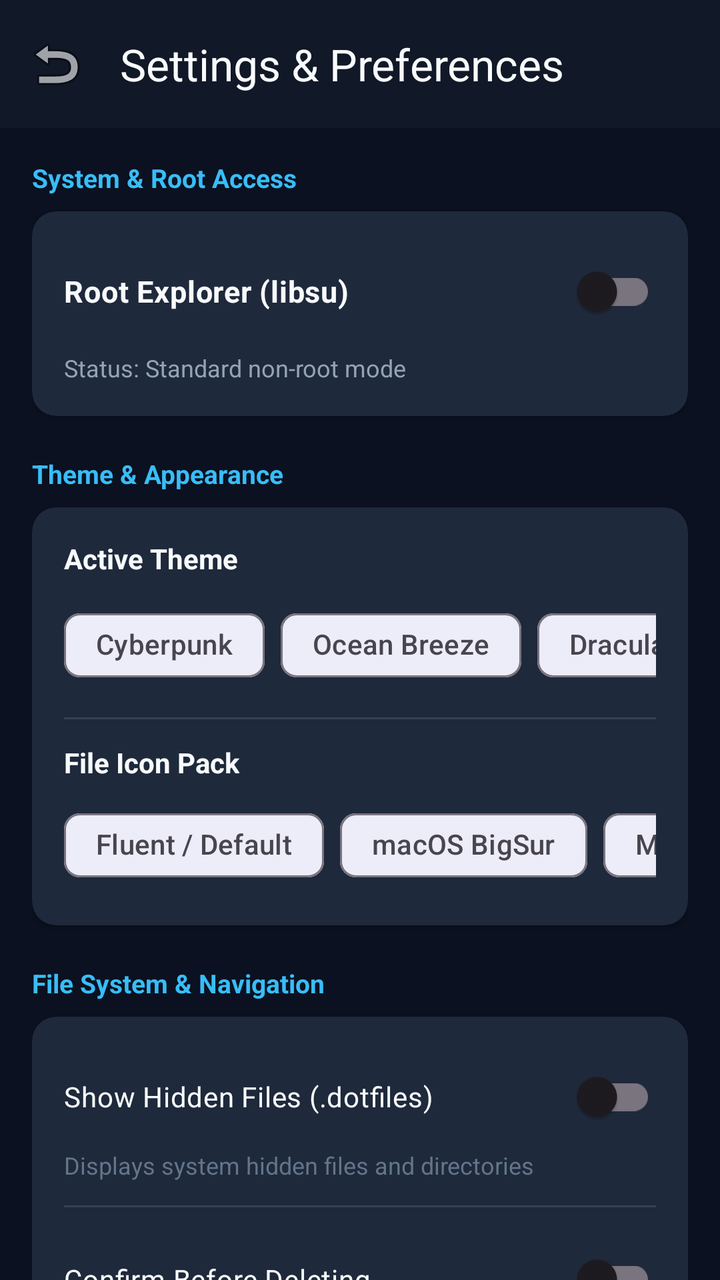
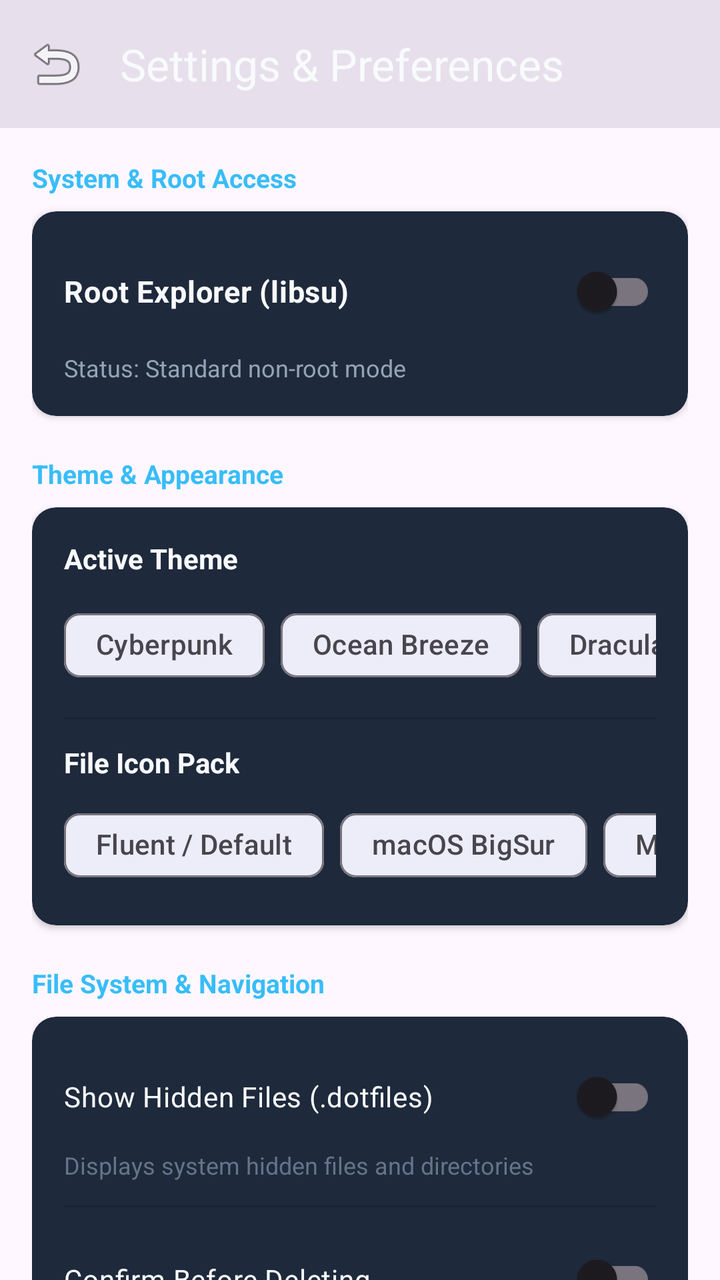

Screens rendered from an Android XML layout before and after an edit, with the pre-edit source and the edit as a unified diff.
<!-- AndroidManifest.xml: application theme Theme.PolymathFileSystem -->
<!-- res/layout/activity_settings.xml -->
<?xml version="1.0" encoding="utf-8"?>
<androidx.coordinatorlayout.widget.CoordinatorLayout xmlns:android="http://schemas.android.com/apk/res/android"
    xmlns:app="http://schemas.android.com/apk/res-auto"
    android:layout_width="match_parent"
    android:layout_height="match_parent"
    android:background="#0b1120">

    <com.google.android.material.appbar.AppBarLayout
        android:layout_width="match_parent"
        android:layout_height="wrap_content"
        android:background="#111827">

        <com.google.android.material.appbar.MaterialToolbar
            android:id="@+id/toolbar"
            android:layout_width="match_parent"
            android:layout_height="?attr/actionBarSize"
            app:navigationIcon="@android:drawable/ic_menu_revert"
            app:title="Settings &amp; Preferences"
            app:titleTextColor="#f8fafc" />
    </com.google.android.material.appbar.AppBarLayout>

    <androidx.core.widget.NestedScrollView
        android:layout_width="match_parent"
        android:layout_height="match_parent"
        android:fillViewport="true"
        app:layout_behavior="@string/appbar_scrolling_view_behavior">

        <LinearLayout
            android:layout_width="match_parent"
            android:layout_height="wrap_content"
            android:orientation="vertical"
            android:padding="16dp">

            
            <TextView
                android:layout_width="wrap_content"
                android:layout_height="wrap_content"
                android:text="System &amp; Root Access"
                android:textColor="#38bdf8"
                android:textSize="13sp"
                android:textStyle="bold" />

            <androidx.cardview.widget.CardView
                android:layout_width="match_parent"
                android:layout_height="wrap_content"
                android:layout_marginTop="8dp"
                app:cardBackgroundColor="#1e293b"
                app:cardCornerRadius="12dp"
                app:cardElevation="2dp">

                <LinearLayout
                    android:layout_width="match_parent"
                    android:layout_height="wrap_content"
                    android:orientation="vertical"
                    android:padding="16dp">

                    <com.google.android.material.switchmaterial.SwitchMaterial
                        android:id="@+id/switchRootExplorer"
                        android:layout_width="match_parent"
                        android:layout_height="wrap_content"
                        android:text="Root Explorer (libsu)"
                        android:textColor="#f8fafc"
                        android:textSize="15sp"
                        android:textStyle="bold" />

                    <TextView
                        android:id="@+id/tvRootStatus"
                        android:layout_width="match_parent"
                        android:layout_height="wrap_content"
                        android:layout_marginTop="6dp"
                        android:text="Status: Standard non-root mode"
                        android:textColor="#94a3b8"
                        android:textSize="12sp" />
                </LinearLayout>
            </androidx.cardview.widget.CardView>

            
            <TextView
                android:layout_width="wrap_content"
                android:layout_height="wrap_content"
                android:layout_marginTop="20dp"
                android:text="Theme &amp; Appearance"
                android:textColor="#38bdf8"
                android:textSize="13sp"
                android:textStyle="bold" />

            <androidx.cardview.widget.CardView
                android:layout_width="match_parent"
                android:layout_height="wrap_content"
                android:layout_marginTop="8dp"
                app:cardBackgroundColor="#1e293b"
                app:cardCornerRadius="12dp"
                app:cardElevation="2dp">

                <LinearLayout
                    android:layout_width="match_parent"
                    android:layout_height="wrap_content"
                    android:orientation="vertical"
                    android:padding="16dp">

                    <TextView
                        android:layout_width="wrap_content"
                        android:layout_height="wrap_content"
                        android:text="Active Theme"
                        android:textColor="#f8fafc"
                        android:textSize="14sp"
                        android:textStyle="bold" />

                    
                    <HorizontalScrollView
                        android:layout_width="match_parent"
                        android:layout_height="wrap_content"
                        android:layout_marginTop="10dp"
                        android:scrollbars="none">

                        <com.google.android.material.chip.ChipGroup
                            android:id="@+id/chipGroupThemes"
                            android:layout_width="wrap_content"
                            android:layout_height="wrap_content"
                            app:singleLine="true"
                            app:singleSelection="true">

                            <com.google.android.material.chip.Chip
                                android:id="@+id/chipCyberpunk"
                                style="@style/Widget.Material3.Chip.Filter"
                                android:layout_width="wrap_content"
                                android:layout_height="wrap_content"
                                android:text="Cyberpunk" />

                            <com.google.android.material.chip.Chip
                                android:id="@+id/chipOceanBreeze"
                                style="@style/Widget.Material3.Chip.Filter"
                                android:layout_width="wrap_content"
                                android:layout_height="wrap_content"
                                android:text="Ocean Breeze" />

                            <com.google.android.material.chip.Chip
                                android:id="@+id/chipDracula"
                                style="@style/Widget.Material3.Chip.Filter"
                                android:layout_width="wrap_content"
                                android:layout_height="wrap_content"
                                android:text="Dracula" />

                            <com.google.android.material.chip.Chip
                                android:id="@+id/chipSolarizedDark"
                                style="@style/Widget.Material3.Chip.Filter"
                                android:layout_width="wrap_content"
                                android:layout_height="wrap_content"
                                android:text="Solarized Dark" />

                            <com.google.android.material.chip.Chip
                                android:id="@+id/chipSunset"
                                style="@style/Widget.Material3.Chip.Filter"
                                android:layout_width="wrap_content"
                                android:layout_height="wrap_content"
                                android:text="Sunset" />

                            <com.google.android.material.chip.Chip
                                android:id="@+id/chipHackerGreen"
                                style="@style/Widget.Material3.Chip.Filter"
                                android:layout_width="wrap_content"
                                android:layout_height="wrap_content"
                                android:text="Hacker Green" />

                            <com.google.android.material.chip.Chip
                                android:id="@+id/chipNeon"
                                style="@style/Widget.Material3.Chip.Filter"
                                android:layout_width="wrap_content"
                                android:layout_height="wrap_content"
                                android:text="Neon" />

                            <com.google.android.material.chip.Chip
                                android:id="@+id/chipMaterialYou"
                                style="@style/Widget.Material3.Chip.Filter"
                                android:layout_width="wrap_content"
                                android:layout_height="wrap_content"
                                android:text="Material You" />

                            <com.google.android.material.chip.Chip
                                android:id="@+id/chipIosLike"
                                style="@style/Widget.Material3.Chip.Filter"
                                android:layout_width="wrap_content"
                                android:layout_height="wrap_content"
                                android:text="iOS-like" />

                            <com.google.android.material.chip.Chip
                                android:id="@+id/chipTrueAmoled"
                                style="@style/Widget.Material3.Chip.Filter"
                                android:layout_width="wrap_content"
                                android:layout_height="wrap_content"
                                android:text="True AMOLED" />
                        </com.google.android.material.chip.ChipGroup>
                    </HorizontalScrollView>

                    <View
                        android:layout_width="match_parent"
                        android:layout_height="1dp"
                        android:layout_marginVertical="12dp"
                        android:background="#334155" />

                    
                    <TextView
                        android:layout_width="wrap_content"
                        android:layout_height="wrap_content"
                        android:text="File Icon Pack"
                        android:textColor="#f8fafc"
                        android:textSize="14sp"
                        android:textStyle="bold" />

                    <HorizontalScrollView
                        android:layout_width="match_parent"
                        android:layout_height="wrap_content"
                        android:layout_marginTop="8dp"
                        android:scrollbars="none">

                        <com.google.android.material.chip.ChipGroup
                            android:id="@+id/chipGroupIcons"
                            android:layout_width="wrap_content"
                            android:layout_height="wrap_content"
                            app:singleLine="true"
                            app:singleSelection="true">

                            <com.google.android.material.chip.Chip
                                android:id="@+id/chipIconDefault"
                                style="@style/Widget.Material3.Chip.Filter"
                                android:layout_width="wrap_content"
                                android:layout_height="wrap_content"
                                android:text="Fluent / Default" />

                            <com.google.android.material.chip.Chip
                                android:id="@+id/chipIconMacos"
                                style="@style/Widget.Material3.Chip.Filter"
                                android:layout_width="wrap_content"
                                android:layout_height="wrap_content"
                                android:text="macOS BigSur" />

                            <com.google.android.material.chip.Chip
                                android:id="@+id/chipIconOutline"
                                style="@style/Widget.Material3.Chip.Filter"
                                android:layout_width="wrap_content"
                                android:layout_height="wrap_content"
                                android:text="Modern Outline" />

                            <com.google.android.material.chip.Chip
                                android:id="@+id/chipIconSolid"
                                style="@style/Widget.Material3.Chip.Filter"
                                android:layout_width="wrap_content"
                                android:layout_height="wrap_content"
                                android:text="Material Solid" />

                            <com.google.android.material.chip.Chip
                                android:id="@+id/chipIconMinimal"
                                style="@style/Widget.Material3.Chip.Filter"
                                android:layout_width="wrap_content"
                                android:layout_height="wrap_content"
                                android:text="Clean Minimal" />
                        </com.google.android.material.chip.ChipGroup>
                    </HorizontalScrollView>

                </LinearLayout>
            </androidx.cardview.widget.CardView>

            
            <TextView
                android:layout_width="wrap_content"
                android:layout_height="wrap_content"
                android:layout_marginTop="20dp"
                android:text="File System &amp; Navigation"
                android:textColor="#38bdf8"
                android:textSize="13sp"
                android:textStyle="bold" />

            <androidx.cardview.widget.CardView
                android:layout_width="match_parent"
                android:layout_height="wrap_content"
                android:layout_marginTop="8dp"
                app:cardBackgroundColor="#1e293b"
                app:cardCornerRadius="12dp"
                app:cardElevation="2dp">

                <LinearLayout
                    android:layout_width="match_parent"
                    android:layout_height="wrap_content"
                    android:orientation="vertical"
                    android:padding="16dp">

                    <com.google.android.material.switchmaterial.SwitchMaterial
                        android:id="@+id/switchHiddenFiles"
                        android:layout_width="match_parent"
                        android:layout_height="wrap_content"
                        android:text="Show Hidden Files (.dotfiles)"
                        android:textColor="#f8fafc"
                        android:textSize="14sp" />

                    <TextView
                        android:layout_width="match_parent"
                        android:layout_height="wrap_content"
                        android:layout_marginTop="2dp"
                        android:text="Displays system hidden files and directories"
                        android:textColor="#64748b"
                        android:textSize="12sp" />

                    <View
                        android:layout_width="match_parent"
                        android:layout_height="1dp"
                        android:layout_marginVertical="12dp"
                        android:background="#334155" />

                    <com.google.android.material.switchmaterial.SwitchMaterial
                        android:id="@+id/switchConfirmDelete"
                        android:layout_width="match_parent"
                        android:layout_height="wrap_content"
                        android:text="Confirm Before Deleting"
                        android:textColor="#f8fafc"
                        android:textSize="14sp" />

                    <TextView
                        android:layout_width="match_parent"
                        android:layout_height="wrap_content"
                        android:layout_marginTop="2dp"
                        android:text="Prompts for confirmation before removing files"
                        android:textColor="#64748b"
                        android:textSize="12sp" />

                </LinearLayout>
            </androidx.cardview.widget.CardView>

            
            <TextView
                android:layout_width="wrap_content"
                android:layout_height="wrap_content"
                android:layout_marginTop="20dp"
                android:text="QuickJS Automation Engine"
                android:textColor="#38bdf8"
                android:textSize="13sp"
                android:textStyle="bold" />

            <androidx.cardview.widget.CardView
                android:layout_width="match_parent"
                android:layout_height="wrap_content"
                android:layout_marginTop="8dp"
                app:cardBackgroundColor="#1e293b"
                app:cardCornerRadius="12dp"
                app:cardElevation="2dp">

                <LinearLayout
                    android:layout_width="match_parent"
                    android:layout_height="wrap_content"
                    android:orientation="vertical"
                    android:padding="16dp">

                    <com.google.android.material.switchmaterial.SwitchMaterial
                        android:id="@+id/switchBgScheduling"
                        android:layout_width="match_parent"
                        android:layout_height="wrap_content"
                        android:text="Enable Background WorkManager Tasks"
                        android:textColor="#f8fafc"
                        android:textSize="14sp" />

                    <TextView
                        android:layout_width="match_parent"
                        android:layout_height="wrap_content"
                        android:layout_marginTop="2dp"
                        android:text="Allows scheduled JavaScript operations to run periodically in background"
                        android:textColor="#64748b"
                        android:textSize="12sp" />

                    <View
                        android:layout_width="match_parent"
                        android:layout_height="1dp"
                        android:layout_marginVertical="12dp"
                        android:background="#334155" />

                    <com.google.android.material.button.MaterialButton
                        android:id="@+id/btnResetExtensions"
                        style="@style/Widget.Material3.Button.TonalButton"
                        android:layout_width="match_parent"
                        android:layout_height="wrap_content"
                        android:text="Re-sync Built-in JS Extensions"
                        android:textColor="#38bdf8" />

                </LinearLayout>
            </androidx.cardview.widget.CardView>

        </LinearLayout>
    </androidx.core.widget.NestedScrollView>

</androidx.coordinatorlayout.widget.CoordinatorLayout>
<!-- resources referenced by this layout -->
<resources>
  <style name="Theme.PolymathFileSystem" parent="Theme.Material3.DayNight.NoActionBar">
          <item name="colorPrimary">@color/ocean_primary</item>
          <item name="colorPrimaryDark">@color/ocean_primary_dark</item>
          <item name="colorAccent">@color/ocean_accent</item>
          <item name="android:windowBackground">@drawable/bg_fluid_gradient</item>
      </style>
  <color name="ocean_primary">#0077B6</color>
  <color name="ocean_primary_dark">#03045E</color>
  <color name="ocean_accent">#00B4D8</color>
  <!-- drawable bg_fluid_gradient (drawable) -->
  <?xml version="1.0" encoding="utf-8"?>
  <shape xmlns:android="http://schemas.android.com/apk/res/android"
      android:shape="rectangle">
      <gradient
          android:angle="135"
          android:startColor="#1e293b"
          android:centerColor="#0f172a"
          android:endColor="#080e1a"
          android:type="linear" />
  </shape>
</resources>

<!-- the commit's change to res/layout/activity_settings.xml (unified diff, before → after) -->
@@ -3,12 +3,12 @@
     xmlns:app="http://schemas.android.com/apk/res-auto"
     android:layout_width="match_parent"
     android:layout_height="match_parent"
-    android:background="#0b1120">
+    android:background="?attr/colorSurface">
 
     <com.google.android.material.appbar.AppBarLayout
         android:layout_width="match_parent"
         android:layout_height="wrap_content"
-        android:background="#111827">
+        android:background="?attr/colorSurfaceVariant">
 
         <com.google.android.material.appbar.MaterialToolbar
             android:id="@+id/toolbar"
@@ -196,7 +196,7 @@
                         android:layout_width="match_parent"
                         android:layout_height="1dp"
                         android:layout_marginVertical="12dp"
-                        android:background="#334155" />
+                        android:background="?attr/colorControlHighlight" />
 
                     
                     <TextView
@@ -304,7 +304,7 @@
                         android:layout_width="match_parent"
                         android:layout_height="1dp"
                         android:layout_marginVertical="12dp"
-                        android:background="#334155" />
+                        android:background="?attr/colorControlHighlight" />
 
                     <com.google.android.material.switchmaterial.SwitchMaterial
                         android:id="@+id/switchConfirmDelete"
@@ -369,7 +369,7 @@
                         android:layout_width="match_parent"
                         android:layout_height="1dp"
                         android:layout_marginVertical="12dp"
-                        android:background="#334155" />
+                        android:background="?attr/colorControlHighlight" />
 
                     <com.google.android.material.button.MaterialButton
                         android:id="@+id/btnResetExtensions"
